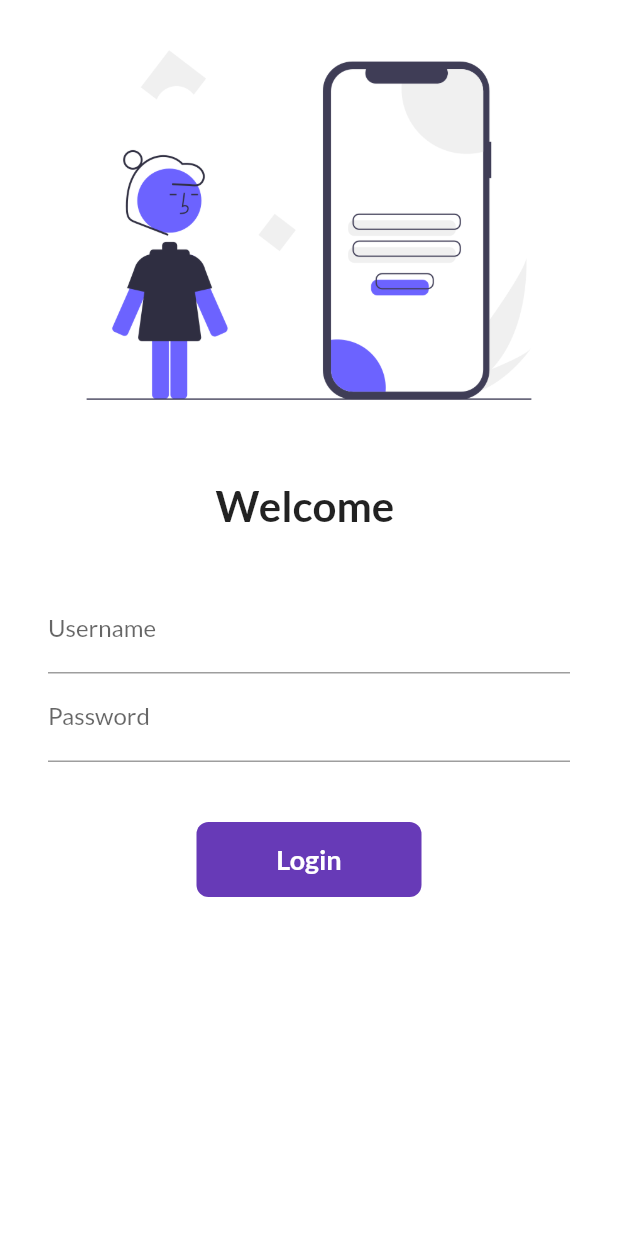
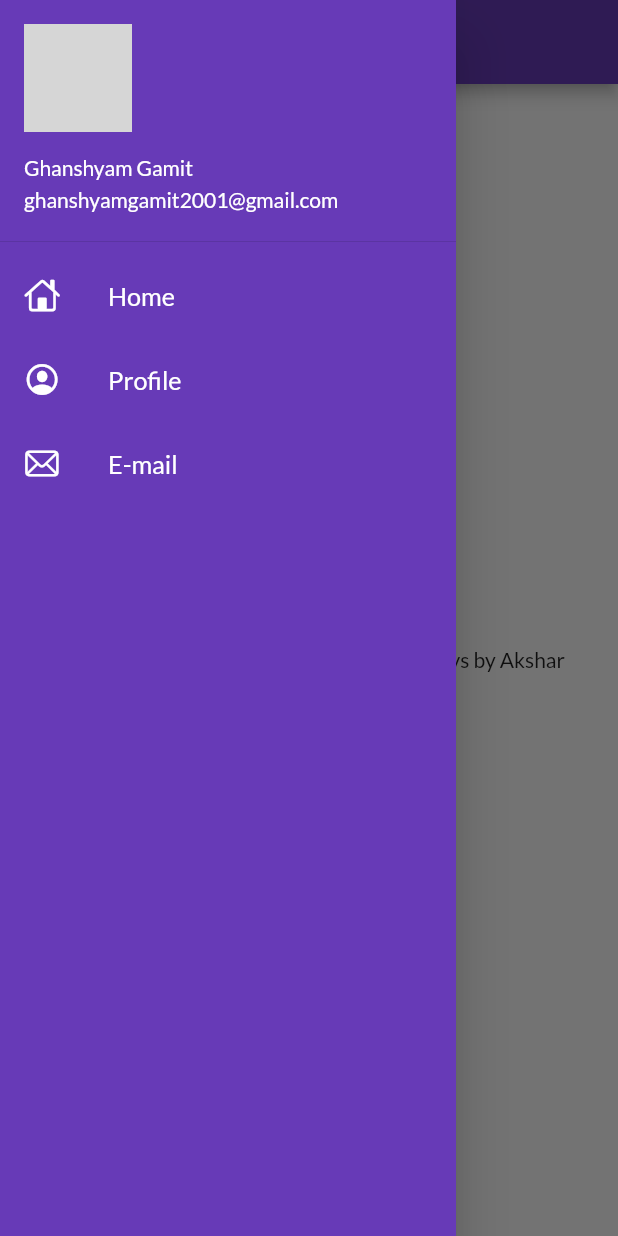
Before and after one commit to ghanshyamgamit2001/Catalog-App-With-Flutter, a Flutter app: the screen it shows after launch, with the side drawer open (before the commit the screen has no drawer), on a phone screen of 412 x 824 dp. Run offline on Flutter 3.47's test engine with Material 2 defaults, Android fonts, the light colour scheme and no system bars; our stand-ins replace google_fonts; network calls fail; grey boxes are pictures that could not be loaded.

Commit message:
day 9 complited

```diff
--- a/lib/main.dart
+++ b/lib/main.dart
@@ -22,7 +22,7 @@ class MyApp extends StatelessWidget {
         brightness: Brightness.dark,
         // primarySwatch: Colors.orange,
       ),
-      initialRoute: "/",
+      initialRoute: MyRoutes.homeRoute,
       routes: {
         "/": (context) => LoginPage(),
         MyRoutes.homeRoute: (context) => HomePage(),
--- a/lib/pages/home_page.dart
+++ b/lib/pages/home_page.dart
@@ -1,3 +1,4 @@
+import 'package:catalog/widgets/drawer.dart';
 import 'package:flutter/material.dart';
 
 // ignore: use_key_in_widget_constructors
@@ -17,7 +18,7 @@ class HomePage extends StatelessWidget {
         child: Text("Welcome to Flutter $days devlopment in 30 days by $name"),
       ),
       // ignore: prefer_const_constructors
-      drawer: Drawer(),
+      drawer: MyDrawer(),
     );
   }
 }
--- /dev/null
+++ b/lib/widgets/drawer.dart
@@ -0,0 +1,72 @@
+import 'package:flutter/cupertino.dart';
+import 'package:flutter/material.dart';
+
+class MyDrawer extends StatelessWidget {
+  const MyDrawer({Key? key}) : super(key: key);
+
+  @override
+  Widget build(BuildContext context) {
+    final imageUrl =
+        "https://scontent.famd3-1.fna.fbcdn.net/v/t1.6435-9/194399076_1065979833929305_3273301551157597011_n.jpg?_nc_cat=111&ccb=1-5&_nc_sid=09cbfe&_nc_ohc=tJY_eADYQD0AX-iUsz8&_nc_ht=scontent.famd3-1.fna&oh=624e806af86b4f4ddc6312e6edb424e9&oe=61C0F47A";
+    return Drawer(
+      child: Container(
+        color: Colors.deepPurple,
+        child: ListView(
+          // padding: EdgeInsets.zero,
+          children: [
+            DrawerHeader(
+                padding: EdgeInsets.zero,
+                child: UserAccountsDrawerHeader(
+                  margin: EdgeInsets.zero,
+                  accountName: Text("Ghanshyam Gamit"),
+                  accountEmail: Text("ghanshyamgamit2001@gmail.com"),
+                  currentAccountPicture: CircleAvatar(
+                    backgroundImage: NetworkImage(imageUrl),
+                  ),
+                )),
+            ListTile(
+
+              leading: Icon(
+                CupertinoIcons.home,
+                color: Colors.white,
+              ),
+              title: Text(
+                "Home",
+                textScaleFactor: 1.2,
+                style: TextStyle(
+                  color: Colors.white,
+                ),
+              ),
+            ),
+            ListTile(
+              leading: Icon(
+                CupertinoIcons.profile_circled,
+                color: Colors.white,
+              ),
+              title: Text(
+                "Profile",
+                textScaleFactor: 1.2,
+                style: TextStyle(
+                  color: Colors.white,
+                ),
+              ),
+            ),
+            ListTile(
+              leading: Icon(
+                CupertinoIcons.mail,
+                color: Colors.white,
+              ),
+              title: Text(
+                "E-mail",
+                textScaleFactor: 1.2,
+                style: TextStyle(
+                  color: Colors.white,
+                ),
+              ),
+            ),
+          ],
+        ),
+      ),
+    );
+  }
+}
```
Also changed, not shown: lib/pages/login_page.dart (+0 -8 lines).
